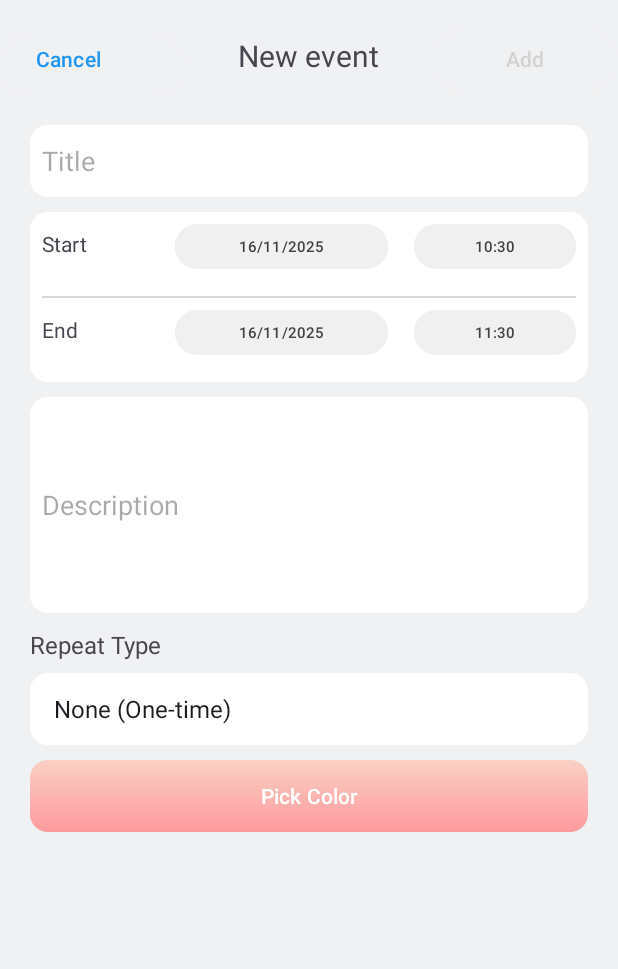
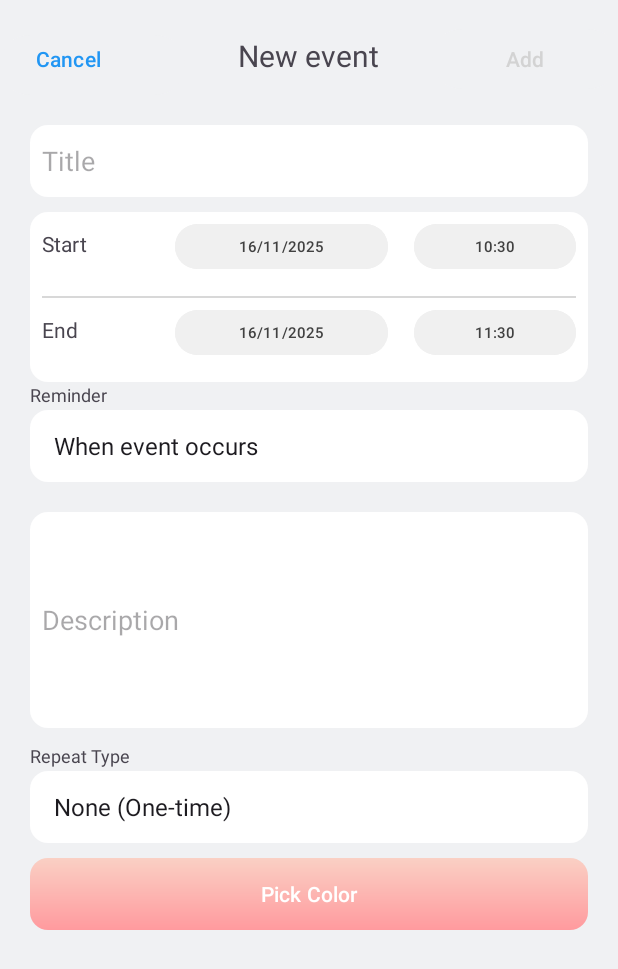
Before and after one commit to Nguyen-Thanh-Tri/android-manage-class-schedule, an Android app: the AddEventActivity screen opened directly, with no data from a screen before it, on a phone screen of 412 x 824 dp. Shown: the top 969 px of the screen. Run offline under Robolectric (Android 15) with nearby library versions, the light colour scheme and no system bars; our stand-ins replace Room's generated code.

Commit message:
bug:notificate delay 1-2minute

```diff
--- a/app/src/main/java/com/mtp/shedule/AddEventActivity.java
+++ b/app/src/main/java/com/mtp/shedule/AddEventActivity.java
@@ -31,7 +31,16 @@ public class AddEventActivity extends AppCompatActivity {
 
     EditText etTitle, etDescription, etTeacher, etRoom;
     Button btnStartDate, btnStartTime, btnEndDate, btnEndTime, btnColorPicker, btnSave, btnCancel;
-    Spinner spinnerRepeatType, spinnerDayOfWeek;
+    Spinner spinnerRepeatType, spinnerDayOfWeek, spinnerRemind;
+    private final String[] REMINDER_DISPLAY = {
+            "When event occurs", "5 minutes before", "15 minutes before",
+            "30 minutes before", "1 hour before",
+            "2 hours before", "1 day before",
+            "2 day before", "7day before"
+    };
+    private final int[] REMINDER_VALUES_MINUTES = {
+            0, 5, 15, 30, 60, 120, 1440, 2880, 10080
+    };
     LinearLayout layoutCourseFields;
     private ConnDatabase db;
     // Calendar objects for picking date & time
@@ -56,6 +65,7 @@ public class AddEventActivity extends AppCompatActivity {
         etRoom = findViewById(R.id.etRoom);
         spinnerRepeatType = findViewById(R.id.spinnerRepeatType);
         spinnerDayOfWeek = findViewById(R.id.spinnerDayOfWeek);
+        spinnerRemind = findViewById(R.id.spinnerRemind);
         layoutCourseFields = findViewById(R.id.layoutCourseFields);
         btnStartDate = findViewById(R.id.btnStartDate);
         btnStartTime = findViewById(R.id.btnStartTime);
@@ -216,7 +226,6 @@ public class AddEventActivity extends AppCompatActivity {
         });
         dialog.show(getSupportFragmentManager(), "ColorDialog");
     }
-
     // Setup spinners for repeat type and day of week
     private void setupSpinners() {
         // Setup repeat type spinner
@@ -260,10 +269,16 @@ public class AddEventActivity extends AppCompatActivity {
                     updateStartAndEndDate(targetCalendarDay);
                 }
             }
-
             @Override
             public void onNothingSelected(android.widget.AdapterView<?> parent) {}
         });
+
+        ArrayAdapter<String> remindAdapter = new ArrayAdapter<>(this,
+                android.R.layout.simple_spinner_item, REMINDER_DISPLAY);
+        remindAdapter.setDropDownViewResource(android.R.layout.simple_spinner_dropdown_item);
+        spinnerRemind.setAdapter(remindAdapter);
+        // Mặc định chọn "occurs" (Index 0)
+        spinnerRemind.setSelection(0);
     }
 
     //Save Event
@@ -275,7 +290,7 @@ public class AddEventActivity extends AppCompatActivity {
 
         boolean isWeeklyRepeat = spinnerRepeatType.getSelectedItemPosition() == 1;
 
-        if (title.isEmpty() || desc.isEmpty()) {
+        if (title.isEmpty() ) {
             Toast.makeText(this, "Use your finger and punch on me, please", Toast.LENGTH_SHORT).show();
             return;
         }
@@ -309,10 +324,15 @@ public class AddEventActivity extends AppCompatActivity {
         }
 
         event.setColor(selectedColorIndex);
+        int selectedReminderIndex = spinnerRemind.getSelectedItemPosition();
+        int reminderMinutes = REMINDER_VALUES_MINUTES[selectedReminderIndex];
+        event.setReminder(reminderMinutes); // SỬ DỤNG SETTER MỚI
 
         new Thread(() -> {
-            db.eventDao().insertEvent(event);
+            long newId = db.eventDao().insertEvent(event);
+            event.setId((int)newId);
 
+            NotificationScheduler.scheduleReminder(this, event);
             // Notify fragments about the new event on the UI thread
             runOnUiThread(() -> {
                 // Send result to notify fragments about event creation
@@ -416,7 +436,6 @@ public class AddEventActivity extends AppCompatActivity {
 
         endCal.setTimeInMillis(startCal.getTimeInMillis() + duration);
 
-
         updateDateTimeButtons(startCal, btnStartDate, btnStartTime);
         updateDateTimeButtons(endCal, btnEndDate, btnEndTime);
         updateSaveButtonState();
--- a/app/src/main/java/com/mtp/shedule/dao/EventDao.java
+++ b/app/src/main/java/com/mtp/shedule/dao/EventDao.java
@@ -14,7 +14,7 @@ import java.util.List;
 public interface EventDao {
 
     @Insert
-    void insertEvent(EventEntity event);
+    long insertEvent(EventEntity event);
 
     @Query("SELECT * FROM events WHERE startTime BETWEEN :start AND :end")
     List<EventEntity> getEventsInRange(long start, long end);
--- a/app/src/main/java/com/mtp/shedule/database/ConnDatabase.java
+++ b/app/src/main/java/com/mtp/shedule/database/ConnDatabase.java
@@ -15,7 +15,7 @@ import com.mtp.shedule.dao.ExamDao;
 import com.mtp.shedule.entity.TeacherEntity;
 
 @Database(
-        entities = {CourseEntity.class, ExamEntity.class, TeacherEntity.class, EventEntity.class}, version = 10)
+        entities = {CourseEntity.class, ExamEntity.class, TeacherEntity.class, EventEntity.class}, version = 11)
 public abstract class ConnDatabase extends RoomDatabase {
     public abstract CourseDao courseDao();
     public abstract ExamDao examDao();
--- a/app/src/main/java/com/mtp/shedule/fragment/calendarfragment/MonthViewFragment.java
+++ b/app/src/main/java/com/mtp/shedule/fragment/calendarfragment/MonthViewFragment.java
@@ -519,6 +519,11 @@ public class MonthViewFragment extends Fragment {
                     // Tháng đã thay đổi, bỏ qua kết quả này
                     return;
                 }
+
+                if (lastSelectedDayView != null) {
+                    resetDayStyle(lastSelectedDayView);
+                    lastSelectedDayView = null; // Rất quan trọng: Đảm bảo không reset nhầm lần nữa
+                }
                 // DRAW EMPTY CELLS AT THE BEGINNING OF THE MONTH
                 for (int i = 0; i < dayOffset; i++) {
                     gridFullMonthDays.addView(createMonthDayTextView("", false, cellIndex[0]++));
--- a/app/src/main/res/layout/activity_add_event.xml
+++ b/app/src/main/res/layout/activity_add_event.xml
@@ -162,8 +162,28 @@
 
                 </LinearLayout>
 
+
             </LinearLayout>
+            <LinearLayout
+                android:layout_width="match_parent"
+                android:layout_height="wrap_content"
+                android:orientation="vertical"
+                android:paddingBottom="10dp">
 
+                <TextView
+                    android:layout_width="match_parent"
+                    android:layout_height="wrap_content"
+                    android:text="Reminder"
+                    android:textSize="12sp"
+                    android:paddingBottom="2dp"/>
+
+                <Spinner
+                    android:id="@+id/spinnerRemind"
+                    android:layout_width="match_parent"
+                    android:layout_height="48dp"
+                    android:background="@drawable/rounded_edittext"/>
+
+            </LinearLayout>
             <LinearLayout
                 android:layout_width="match_parent"
                 android:layout_height="wrap_content"
@@ -192,8 +212,8 @@
                     android:layout_width="match_parent"
                     android:layout_height="wrap_content"
                     android:text="Repeat Type"
-                    android:textSize="16sp"
-                    android:paddingBottom="8dp"/>
+                    android:textSize="12sp"
+                    android:paddingBottom="2dp"/>
 
                 <Spinner
                     android:id="@+id/spinnerRepeatType"
```
Also changed, not shown: app/src/main/AndroidManifest.xml (+8 -0 lines), app/src/main/java/com/mtp/shedule/MainActivity.java (+23 -0 lines), app/src/main/java/com/mtp/shedule/NotificationScheduler.java (added, +125 -0 lines), app/src/main/java/com/mtp/shedule/ReminderReceiver.java (added, +35 -0 lines), app/src/main/java/com/mtp/shedule/RequestPermission.java (added, +28 -0 lines), app/src/main/java/com/mtp/shedule/entity/EventEntity.java (+8 -1 lines), app/src/main/res/drawable/ic_notification.xml (added, +12 -0 lines).
